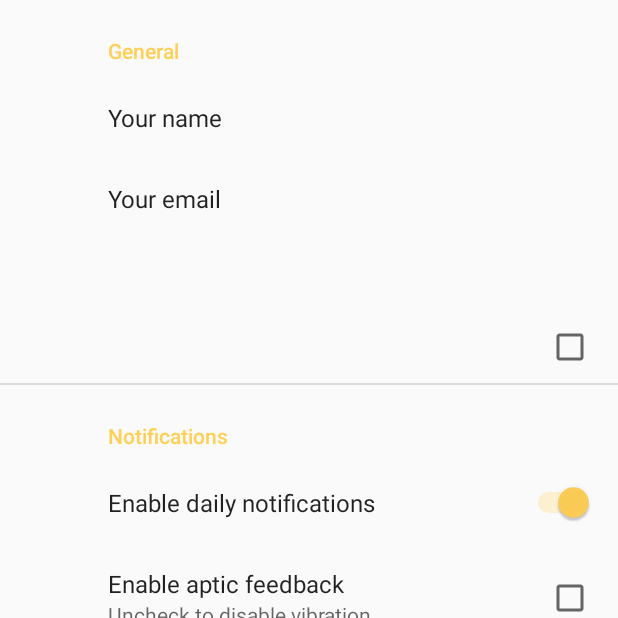
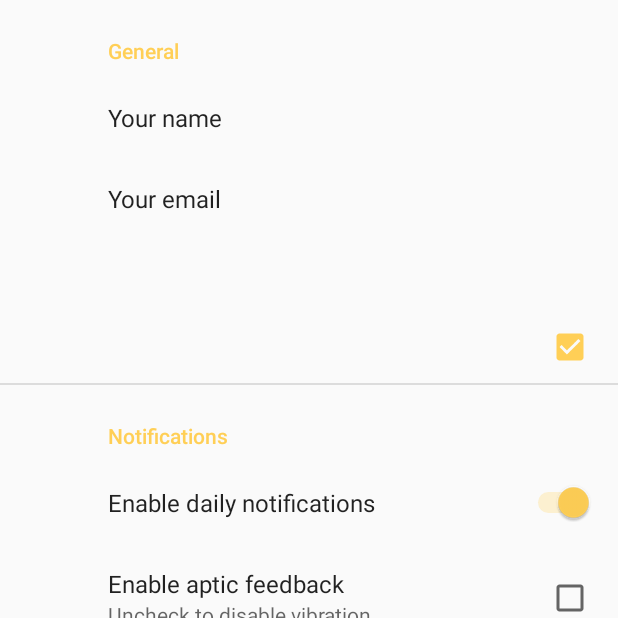
Before and after one commit to franchetti/oneaday-android, an Android app: the screen it shows after launch (MainActivity), item 3 of the bottom bar chosen, on a phone screen of 412 x 824 dp, the top half of it. Run offline under Robolectric (Android 15) with nearby library versions, the phone set to English and light mode, and no system bars; our stand-ins replace androidx.preference; libraries missing offline, so code that uses them is left out: com.github.lzyzsd.circleprogress; 9 statements that could not run were skipped.

Commit message:
Rebased for pubblication.

```diff
--- a/iterator/src/main/AndroidManifest.xml
+++ b/iterator/src/main/AndroidManifest.xml
@@ -24,9 +24,6 @@
                 <category android:name="android.intent.category.LAUNCHER" />
             </intent-filter>
         </activity>
-        <activity
-            android:name=".SettingsFragment">
-        </activity>
     </application>
 
 </manifest>
--- a/iterator/src/main/java/gq/emiliodallatorre/oneaday/iterator/MainFragment.kt
+++ b/iterator/src/main/java/gq/emiliodallatorre/oneaday/iterator/MainFragment.kt
@@ -70,8 +70,8 @@ class MainFragment: Fragment() {
         ((context as Activity).findViewById(R.id.advice_subtitle) as TextView).text = resources.getStringArray(R.array.advicesSubtitle)[Calendar.getInstance().get(Calendar.DAY_OF_MONTH)]
         donutProgress.text = getString(R.string.main_day) + " $dayOfPath " + getString(R.string.main_of) + " 28"
         donutProgress.progress = dayOfPath.toFloat()
-        donutProgress.unfinishedStrokeWidth = (50).toFloat()
-        donutProgress.finishedStrokeWidth = (1000).toFloat()
+        donutProgress.finishedStrokeWidth = (100).toFloat()
+        donutProgress.unfinishedStrokeWidth = (20).toFloat()
     }
 
     /**
--- a/iterator/src/main/res/values/strings.xml
+++ b/iterator/src/main/res/values/strings.xml
@@ -4,8 +4,8 @@
     <string name="title_dashboard">Dashboard</string>
     <string name="title_settings">Settings</string>
 
-    <!-- TODO: Remove or change this placeholder text -->
-    <string name="hello_blank_fragment">Hello blank fragment</string>
+    <string name="main_day">day</string>
+    <string name="main_of">of</string>
 
     <string name="settings_general">General</string>
     <string name="settings_notifications">Notifications</string>
--- a/iterator/src/main/res/xml/settings.xml
+++ b/iterator/src/main/res/xml/settings.xml
@@ -14,13 +14,11 @@
             android:dialogTitle="@string/settings_userEmailSet" />
 
         <EditTextPreference
-            android:key="startDay"
-            android:visibility="invisible" />
+            android:key="startDay" />
 
         <CheckBoxPreference
             android:key="firstStart"
-            android:visibility="invisible"
-            android:defaultValue="4" />
+            android:defaultValue="true" />
 
     </PreferenceCategory>
 
```
Also changed, not shown: iterator/src/main/res/layout/fragment_main.xml (+6 -6 lines).
